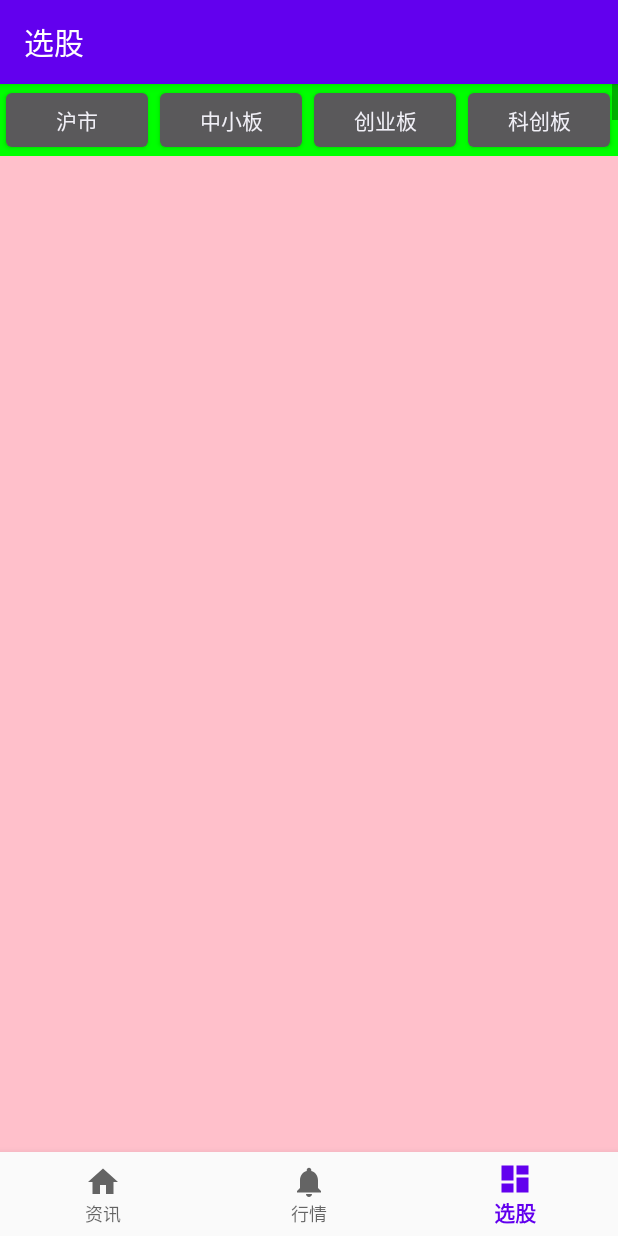
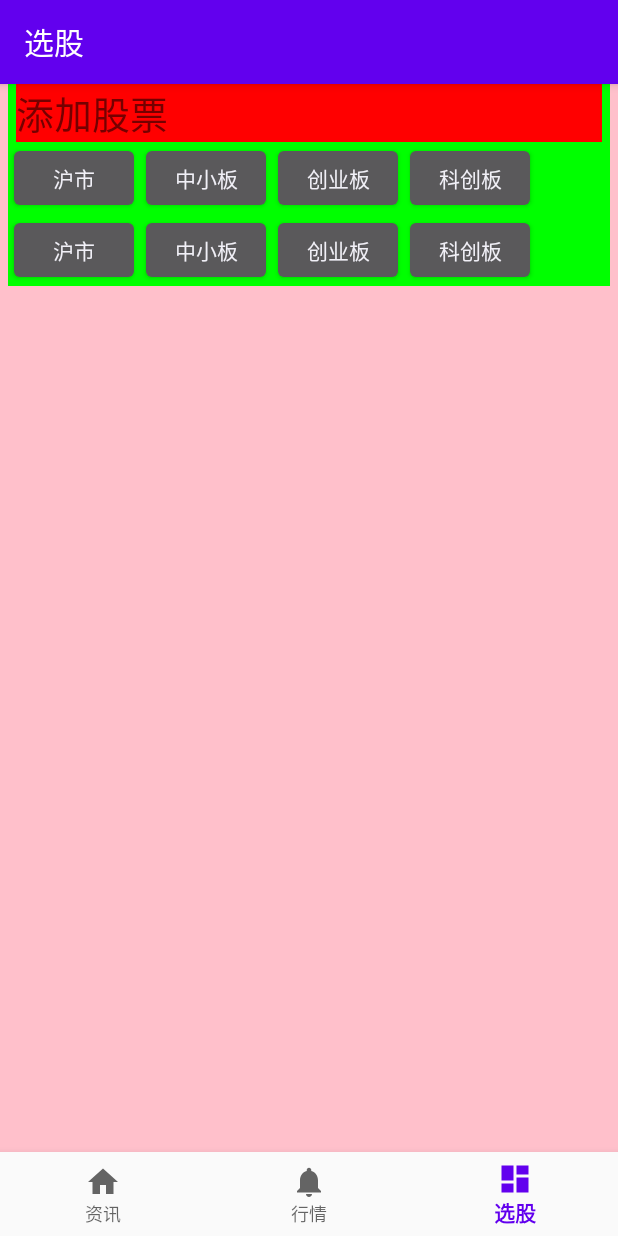
Before and after one commit to 2240831304/android, an Android app: the StockPickFrament screen opened through its navigation route, on a phone screen of 412 x 824 dp. Run offline under Robolectric (Android 15) with nearby library versions, the phone set to English and light mode, and no system bars; our stand-ins replace navigation-ui.

Commit message:
修改：     app/src/main/java/com/example/stock/ui/stockpick/StockPickFrament.java 	修改：     app/src/main/res/layout/stockpick.xml

```diff
--- a/stock/app/src/main/java/com/example/stock/ui/stockpick/StockPickFrament.java
+++ b/stock/app/src/main/java/com/example/stock/ui/stockpick/StockPickFrament.java
@@ -7,6 +7,7 @@ import android.view.View;
 import android.view.ViewGroup;
 import android.widget.AdapterView;
 import android.widget.Button;
+import android.widget.GridLayout;
 import android.widget.GridView;
 import android.widget.Toast;
 
@@ -26,23 +27,36 @@ public class StockPickFrament extends Fragment {
     private String[] NameList = new String[]{"沪市","中小板","创业板","科创板",
             "沪市","中小板","创业板","科创板"};
 
+    public StockPickFrament(){
+
+    }
+
     public View onCreateView(@NonNull LayoutInflater inflater, ViewGroup container,
                              Bundle savedInstanceState)
     {
         this.content = getActivity().getApplicationContext();
 
         View root = inflater.inflate(R.layout.stockpick, container, false);
-        final GridView gridView = root.findViewById(R.id.stockpick_gridview);
+        stockPickAdapter = new StockPickAdapter(this.content,this.NameList);
 
-        stockPickAdapter = new StockPickAdapter(this.content,this.NameList);
-        gridView.setAdapter(stockPickAdapter);
+        //final GridView gridView = root.findViewById(R.id.stockpick_gridview);
+        //gridView.setAdapter(stockPickAdapter);
 
+        /*
         gridView.setOnItemClickListener(new AdapterView.OnItemClickListener() {
             @Override
             public void onItemClick(AdapterView<?> adapterView, View view, int i, long l) {
                 Toast.makeText(getActivity(), "position:"+i, Toast.LENGTH_SHORT).show();
             }
         });
+        */
+
+        GridLayout addGridLayout = root.findViewById(R.id.stockpick_addgridlayout);
+        for (int i = 0;i < NameList.length;++i) {
+            Button nameBut = new Button(this.content);
+            nameBut.setText(NameList[i]);
+            addGridLayout.addView(nameBut);
+        }
 
         return root;
     }
--- a/stock/app/src/main/res/layout/stockpick.xml
+++ b/stock/app/src/main/res/layout/stockpick.xml
@@ -12,6 +12,27 @@
         android:background="#FFC0CB"
         android:orientation="vertical">
 
+        <GridLayout android:id="@+id/stockpick_addgridlayout"
+            android:layout_width="fill_parent"
+            android:layout_height="wrap_content"
+            android:layout_marginLeft="5dp"
+            android:layout_marginRight="5dp"
+            android:columnCount="4"
+            android:orientation="horizontal"
+            android:background="#00ff00" >
+
+            <TextView
+                android:layout_columnSpan="4"
+                android:layout_gravity="fill"
+                android:layout_marginLeft="5dp"
+                android:layout_marginRight="5dp"
+                android:background="#ff0000"
+                android:text="添加股票"
+                android:textSize="25sp" />
+
+        </GridLayout>
+
+        <!--
         <GridView
             android:id="@+id/stockpick_gridview"
             android:layout_width="match_parent"
@@ -19,6 +40,7 @@
             android:background="#00ff00"
             android:numColumns="4"
             android:scrollbars="vertical" />
+        -->
 
     </ScrollView>
 
```
